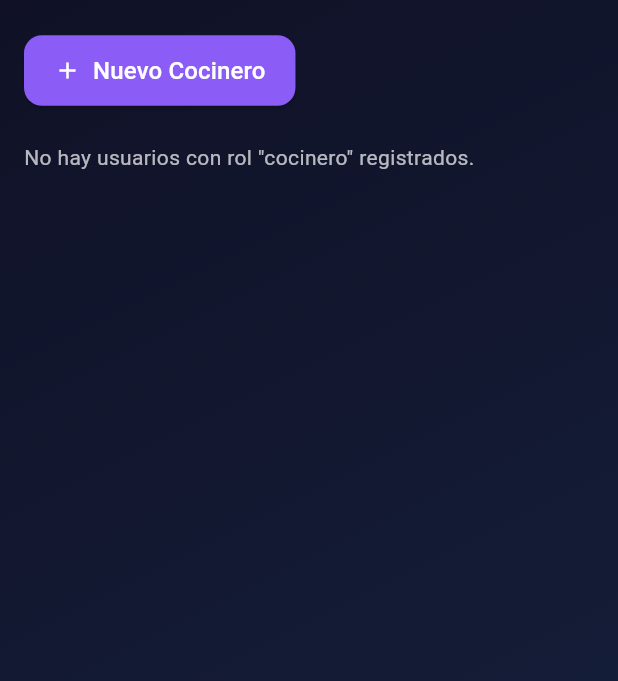
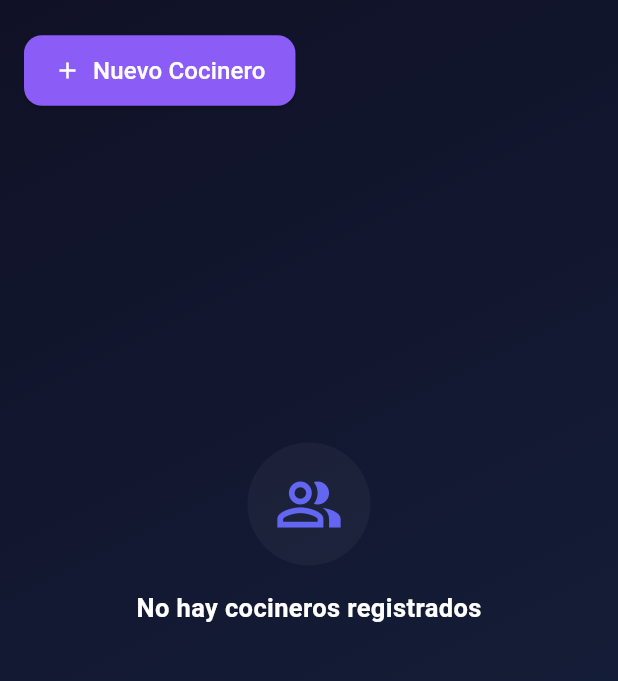
Before and after one commit to George0712/restauranteApp, a Flutter app: the ManageCocineroScreen screen opened by its route, on a phone screen of 412 x 824 dp, the part 183-864 px from its top. Run offline on Flutter 3.47's test engine with Material 3 defaults, Android fonts, the phone set to English and light mode, and no system bars; our stand-ins replace audioplayers, cached_network_image, cloud_firestore, device_info_plus, firebase_auth, firebase_core and 10 more; missing offline and left inert: iconify_flutter; accounts and stored records are empty.

Commit message:
Refactor user management screens and validation logic

```diff
--- a/lib/core/constants/app_constants.dart
+++ b/lib/core/constants/app_constants.dart
@@ -7,7 +7,7 @@ class AppConstants {
   static final RegExp nameRegex = RegExp(r'^[A-Za-zÀ-ÖØ-öø-ÿ0-9\s]{3,}$');
   static final RegExp surnameRegex = RegExp(r'^[A-Za-zÀ-ÖØ-öø-ÿ\s]{3,}$');
   static final RegExp phoneRegex = RegExp(r'^\+?[1-9]\d{9,14}$');
-  static final RegExp addressRegex = RegExp(r'^[a-zA-Z0-9\s#,.°\-\/]*$');
+ static final RegExp addressRegex = RegExp(r'^[a-zA-Z]+\s?\d*\s?#\d+[a-zA-Z]?-\d+$', caseSensitive: false);
 
   static final RegExp priceRegex = RegExp(r'^\d{1,7}(,\d{1,2})?$');
   static final RegExp timePreparationRegex = RegExp(r'^\d+$');
--- a/lib/presentation/screens/login/login.dart
+++ b/lib/presentation/screens/login/login.dart
@@ -52,6 +52,7 @@ class _LoginScreenState extends ConsumerState<LoginScreen> {
     // font author site: www.impallari.com
 
     return Scaffold(
+      resizeToAvoidBottomInset: false,
       body: Container(
         width: double.infinity,
         height: double.infinity,
@@ -110,6 +111,7 @@ class _LoginScreenState extends ConsumerState<LoginScreen> {
                             prefixIcon: const Icon(Icons.person_outline,
                                 color: Colors.white54),
                           ),
+                          autovalidateMode: AutovalidateMode.onUserInteraction,
                           validator: (value) {
                             return value!.isEmpty
                                 ? "Ingresa correo"
@@ -150,6 +152,7 @@ class _LoginScreenState extends ConsumerState<LoginScreen> {
                               ),
                             ),
                           ),
+                          autovalidateMode: AutovalidateMode.onUserInteraction,
                           validator: (value) {
                             return value!.isEmpty
                                 ? "Ingresa contraseña"
@@ -170,7 +173,7 @@ class _LoginScreenState extends ConsumerState<LoginScreen> {
                         // ),
                         const SizedBox(height: 24),
                         ElevatedButton(
-                          onPressed: isFieldsValid
+                          onPressed: isFieldsValid && (_formKey.currentState?.validate() ?? false)
                               ? () async {
                                   final success =
                                       await loginController.login(ref);
--- a/lib/presentation/screens/splash/splah_loading_screen.dart
+++ b/lib/presentation/screens/splash/splah_loading_screen.dart
@@ -30,8 +30,8 @@ class SplashLogo extends StatelessWidget {
   @override
   Widget build(BuildContext context) {
     return SvgPicture.asset(
-      'assets/icon/default-monochrome-white.svg', // Asegúrate que la ruta y asset están en pubspec.yaml
-      width: 130, // Ajusta el tamaño según prefieras
+      'assets/icon/default-monochrome-white.svg',
+      width: 130,
     );
   }
 }
--- a/lib/presentation/widgets/app_text_form_field.dart
+++ b/lib/presentation/widgets/app_text_form_field.dart
@@ -21,6 +21,7 @@ class AppTextFormField extends StatelessWidget {
     this.fillColor,
     this.filled,
     this.border,
+    this.autovalidateMode,
   });
 
   final void Function(String)? onChanged;
@@ -42,6 +43,7 @@ class AppTextFormField extends StatelessWidget {
   final Color? fillColor;
   final bool? filled;
   final InputBorder? border;
+  final AutovalidateMode? autovalidateMode;
 
   @override
   Widget build(BuildContext context) {
@@ -55,6 +57,7 @@ class AppTextFormField extends StatelessWidget {
         onChanged: onChanged,
         autofocus: autofocus ?? false,
         validator: validator,
+        autovalidateMode: autovalidateMode ?? AutovalidateMode.disabled,
         obscureText: obscureText ?? false,
         obscuringCharacter: '•',
         onEditingComplete: onEditingComplete,
--- a/lib/presentation/widgets/list_cards_user.dart
+++ b/lib/presentation/widgets/list_cards_user.dart
@@ -23,8 +23,7 @@ class ListCardsUsers extends ConsumerWidget {
     return usersAsync.when(
       data: (usuarios) {
         if (usuarios.isEmpty) {
-          return Text('No hay usuarios con rol "$rol" registrados.',
-              style: const TextStyle(color: Colors.white70));
+          return _buildEmptyState(context);
         }
 
         return GridView.builder(
@@ -103,8 +102,37 @@ class ListCardsUsers extends ConsumerWidget {
     );
   }
 
-  void _showUserOptions(
-      BuildContext context, WidgetRef ref, UserModel usuario) {
+  Widget _buildEmptyState(BuildContext context) {
+    return Container(
+      width: double.infinity,
+      padding: EdgeInsets.symmetric(vertical: MediaQuery.of(context).padding.top + 200),
+      child: Column(
+        mainAxisSize: MainAxisSize.min,
+        children: [
+          Container(
+            padding: const EdgeInsets.all(18),
+            decoration: BoxDecoration(
+              shape: BoxShape.circle,
+              color: Colors.white.withValues(alpha: 0.04),
+            ),
+            child: const Icon(Icons.people_alt_outlined,
+                size: 46, color: Color(0xFF6366F1)),
+          ),
+          const SizedBox(height: 16),
+          const Text(
+            'No hay cocineros registrados',
+            style: TextStyle(
+              color: Colors.white,
+              fontSize: 17,
+              fontWeight: FontWeight.w600,
+            ),
+          ),
+        ],
+      ),
+    );
+  }
+
+  void _showUserOptions(BuildContext context, WidgetRef ref, UserModel usuario) {
     showModalBottomSheet(
       context: context,
       backgroundColor: Colors.transparent,
```
Also changed, not shown: lib/presentation/screens/admin/manage/cocinero/create_cocinero_screen.dart (+15 -8 lines), lib/presentation/screens/admin/manage/cocinero/create_credentials_cocinero.dart (+14 -5 lines), lib/presentation/screens/admin/manage/cocinero/manage_cocinero_screen.dart (+0 -9 lines), lib/presentation/screens/admin/manage/mesero/create_credentials_mesero.dart (+27 -33 lines), lib/presentation/screens/admin/manage/mesero/create_mesero_screen.dart (+13 -8 lines), lib/presentation/screens/mesero/pedidos/delivery_orders_screen.dart (+0 -10 lines), lib/presentation/screens/mesero/pedidos/takeaway_orders_screen.dart (+0 -10 lines), 8 other files.
